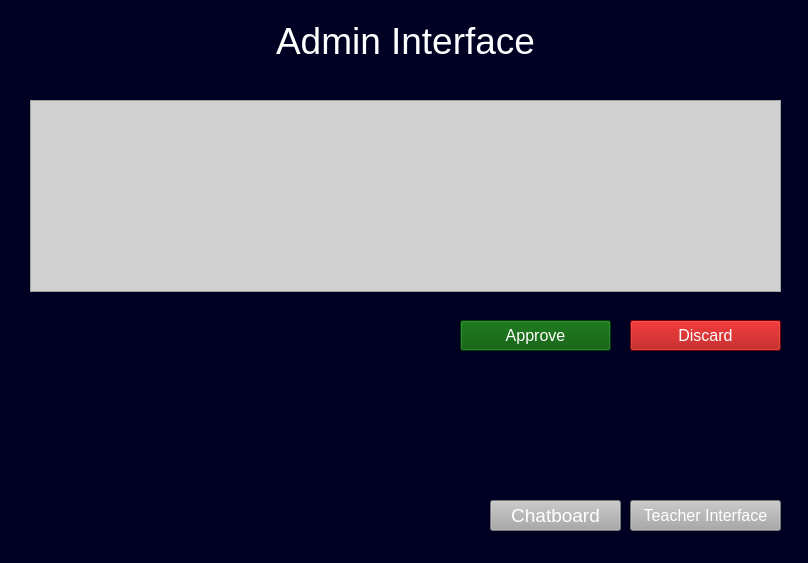
First picture: the form in admin.ui, repository bakisgan/Campus_Pulse_v02, before the edit.
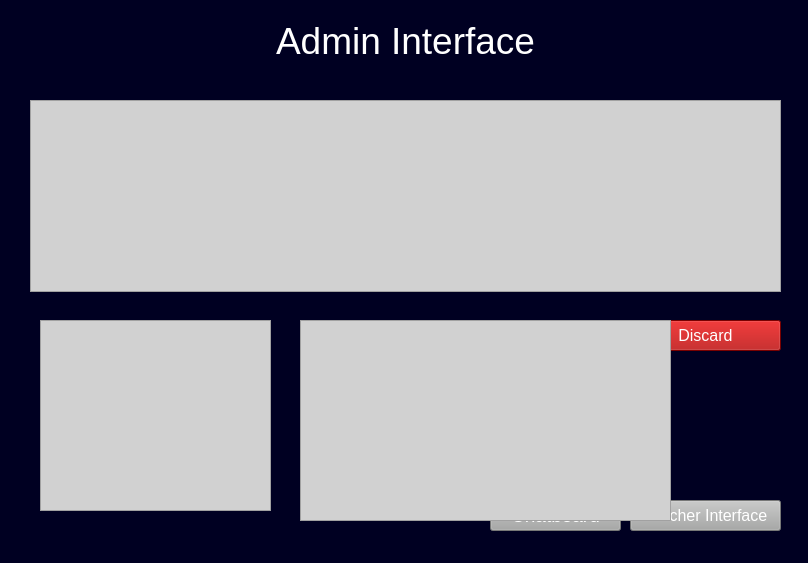
Second picture: the form after the edit.

Patch:
```diff
--- a/admin.ui
+++ b/admin.ui
@@ -120,6 +120,32 @@
      <string>Chatboard</string>
     </property>
    </widget>
+   <widget class="QTableWidget" name="courseWidget">
+    <property name="geometry">
+     <rect>
+      <x>40</x>
+      <y>320</y>
+      <width>231</width>
+      <height>191</height>
+     </rect>
+    </property>
+    <property name="styleSheet">
+     <string notr="true">background-color: rgb(209, 209, 209);</string>
+    </property>
+   </widget>
+   <widget class="QTextEdit" name="history_LE">
+    <property name="geometry">
+     <rect>
+      <x>300</x>
+      <y>320</y>
+      <width>371</width>
+      <height>201</height>
+     </rect>
+    </property>
+    <property name="styleSheet">
+     <string notr="true">background-color: rgb(209, 209, 209);</string>
+    </property>
+   </widget>
   </widget>
   <widget class="QMenuBar" name="menubar">
    <property name="geometry">
```
